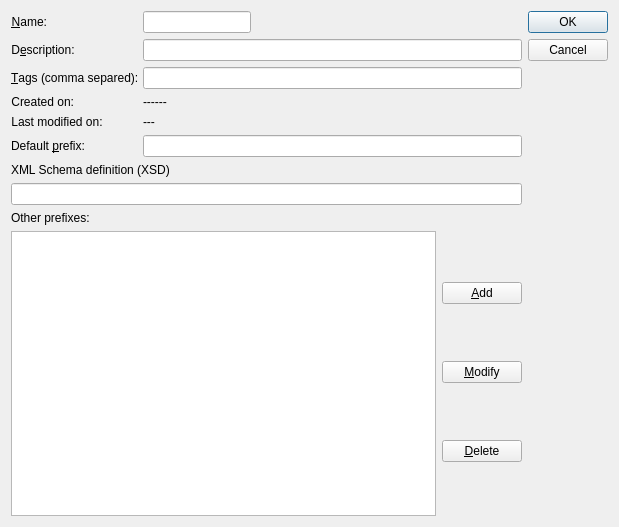
Old version of the form src/modules/namespace/editnamespacedialog.ui in the repository lbellonda/qxmledit.
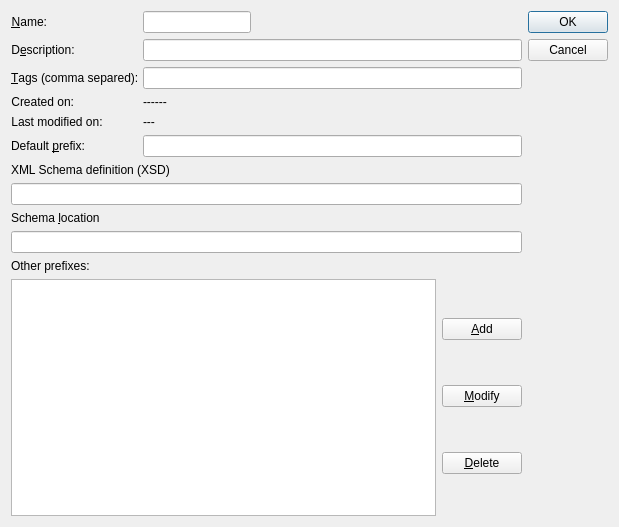
New version of the form. Icons and pictures are not drawn.

```diff
--- a/src/modules/namespace/editnamespacedialog.ui
+++ b/src/modules/namespace/editnamespacedialog.ui
@@ -183,6 +183,19 @@
        </item>
       </layout>
      </item>
+     <item>
+      <widget class="QLabel" name="label_5">
+       <property name="text">
+        <string>Schema &amp;location</string>
+       </property>
+       <property name="buddy">
+        <cstring>schemaLocation</cstring>
+       </property>
+      </widget>
+     </item>
+     <item>
+      <widget class="QLineEdit" name="schemaLocation"/>
+     </item>
      <item>
       <widget class="QLabel" name="label_2">
        <property name="text">
```
Left out of the diff: 1 changed line with no effect on the pictures.
